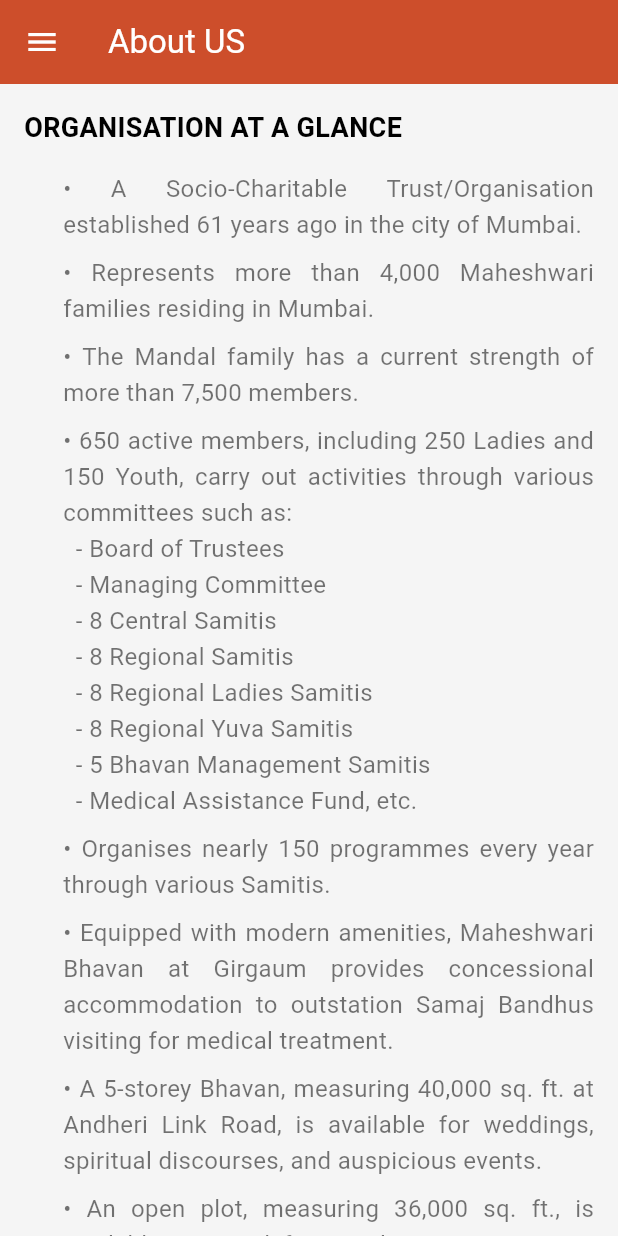
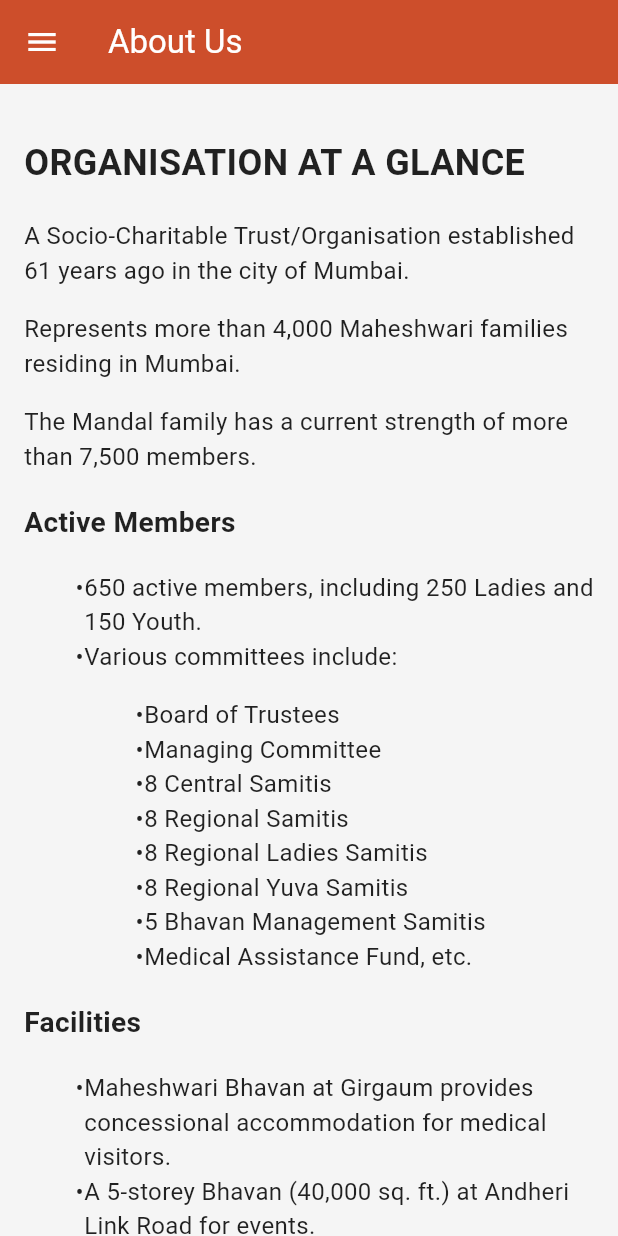
Before and after one commit to KRCodingCaffeine/MPMFlutterApp, a Flutter app: the AboutViewPage screen opened by its route, on a phone screen of 412 x 824 dp. Run offline on Flutter 3.47's test engine with Material 3 defaults, Android fonts, the phone set to English and light mode, and no system bars; our stand-ins replace audioplayers, device_preview, dio, easy_stepper, firebase_core, firebase_messaging and 10 more; accounts and stored records are empty; Roboto replaces fonts that are missing (Ubuntu-Regular.ttf).

Commit message:
About us completed

```diff
--- a/lib/view/condition_about/about_view.dart
+++ b/lib/view/condition_about/about_view.dart
@@ -1,201 +1,117 @@
 import 'package:flutter/material.dart';
+import 'package:flutter_widget_from_html/flutter_widget_from_html.dart';
 import 'package:mpm/utils/AppDrawer.dart';
 import 'package:mpm/utils/color_helper.dart';
 import 'package:mpm/utils/color_resources.dart';
 
-class AboutViewPage extends StatefulWidget {
+class AboutViewPage extends StatelessWidget {
   const AboutViewPage({super.key});
 
   @override
-  State<AboutViewPage> createState() => _AboutViewPageState();
-}
+  Widget build(BuildContext context) {
+    String htmlContent = """
+    <style>
+        body {
+            font-family: Arial, sans-serif;
+            line-height: 1.6;
+            background-color: #f4f4f4;
+            padding: 10px;
+        }
+        h2, h3 {
+            color: #2c3e50;
+            margin-top: 20px;
+        }
+        h2 {
+            font-size: 1.4rem;
+        }
+        h3 {
+            font-size: 1.2rem;
+        }
+        p {
+            font-size: 1rem;
+            color: #333;
+        }
+        ul {
+            padding-left: 20px;
+        }
+        li {
+            font-size: 0.95rem;
+            margin: 8px 0;
+            list-style-type: none;
+            position: relative;
+            padding-left: 20px;
+        }
+        li::before {
+            content: "•";
+            position: absolute;
+            left: 0;
+            color: #2c3e50;
+            font-size: 1.2rem;
+        }
+    </style>
 
-class _AboutViewPageState extends State<AboutViewPage> {
-  @override
-  Widget build(BuildContext context) {
+    <h2>ORGANISATION AT A GLANCE</h2>
+    <div style="margin-left: 20px;">
+      <p>A Socio-Charitable Trust/Organisation established 61 years ago in the city of Mumbai.</p>
+      <p>Represents more than 4,000 Maheshwari families residing in Mumbai.</p>
+      <p>The Mandal family has a current strength of more than 7,500 members.</p>
+    </div>
+
+    <h3>Active Members</h3>
+    <ul>
+      <li>650 active members, including 250 Ladies and 150 Youth.</li>
+      <li>Various committees include:
+        <ul>
+          <li>Board of Trustees</li>
+          <li>Managing Committee</li>
+          <li>8 Central Samitis</li>
+          <li>8 Regional Samitis</li>
+          <li>8 Regional Ladies Samitis</li>
+          <li>8 Regional Yuva Samitis</li>
+          <li>5 Bhavan Management Samitis</li>
+          <li>Medical Assistance Fund, etc.</li>
+        </ul>
+      </li>
+    </ul>
+
+    <h3>Facilities</h3>
+    <ul>
+      <li>Maheshwari Bhavan at Girgaum provides concessional accommodation for medical visitors.</li>
+      <li>A 5-storey Bhavan (40,000 sq. ft.) at Andheri Link Road for events.</li>
+      <li>An open plot (36,000 sq. ft.) at Borivali for social events.</li>
+    </ul>
+
+    <h3>Social Welfare</h3>
+    <ul>
+      <li>Financial assistance through "Radha Krishna Lahoti Smriti Kosh" and "Chikitsa Sahayata Kosh".</li>
+      <li>Relief support for natural calamities (droughts, earthquakes, floods).</li>
+      <li>Loans for education and financial aid through "Videsh Shiksha Kosh".</li>
+      <li>Full student sponsorship via "Student Adoption Scheme".</li>
+    </ul>
+
+    <h3>Communication</h3>
+    <div style="margin-left: 20px;">
+      <p>We connect with 7,500+ members through our monthly magazine – <b>"Saraswani"</b>.</p>
+    </div>
+    """;
+
     return Scaffold(
       backgroundColor: Colors.grey[100],
       appBar: AppBar(
         title: const Text(
-          'About US',
+          'About Us',
           style: TextStyle(color: Colors.white),
         ),
-        backgroundColor: ColorHelperClass.getColorFromHex(ColorResources.logo_color),
+        backgroundColor:
+        ColorHelperClass.getColorFromHex(ColorResources.logo_color),
         iconTheme: const IconThemeData(color: Colors.white),
-
       ),
       drawer: AppDrawer(),
       body: SingleChildScrollView(
         padding: const EdgeInsets.all(16.0),
-        child: Column(
-          crossAxisAlignment: CrossAxisAlignment.start,
-          children: [
-            const Text(
-              'ORGANISATION AT A GLANCE',
-              style: TextStyle(
-                fontSize: 18,
-                fontWeight: FontWeight.bold,
-                color: Colors.black,
-              ),
-            ),
-            const SizedBox(height: 16),
-            // Text Section
-            Padding(
-              padding: const EdgeInsets.only(left: 26.0),
-              child: Column(
-                crossAxisAlignment: CrossAxisAlignment.start,
-                children: [
-                  const Text(
-                    '• A Socio-Charitable Trust/Organisation established 61 years ago in the city of Mumbai.',
-                    style: TextStyle(
-                      fontSize: 16,
-                      color: Colors.black54,
-                      height: 1.5,
-                    ),
-                    textAlign: TextAlign.justify,
-                  ),
-                  const SizedBox(height: 8),
-                  const Text(
-                    '• Represents more than 4,000 Maheshwari families residing in Mumbai.',
-                    style: TextStyle(
-                      fontSize: 16,
-                      color: Colors.black54,
-                      height: 1.5,
-                    ),
-                    textAlign: TextAlign.justify,
-                  ),
-                  const SizedBox(height: 8),
-                  const Text(
-                    '• The Mandal family has a current strength of more than 7,500 members.',
-                    style: TextStyle(
-                      fontSize: 16,
-                      color: Colors.black54,
-                      height: 1.5,
-                    ),
-                    textAlign: TextAlign.justify,
-                  ),
-                  const SizedBox(height: 8),
-                  const Text(
-                    '• 650 active members, including 250 Ladies and 150 Youth, carry out activities through various committees such as:\n'
-                    '  - Board of Trustees\n'
-                    '  - Managing Committee\n'
-                    '  - 8 Central Samitis\n'
-                    '  - 8 Regional Samitis\n'
-                    '  - 8 Regional Ladies Samitis\n'
-                    '  - 8 Regional Yuva Samitis\n'
-                    '  - 5 Bhavan Management Samitis\n'
-                    '  - Medical Assistance Fund, etc.',
-                    style: TextStyle(
-                      fontSize: 16,
-                      color: Colors.black54,
-                      height: 1.5,
-                    ),
-                    textAlign: TextAlign.justify,
-                  ),
-                  const SizedBox(height: 8),
-                  const Text(
-                    '• Organises nearly 150 programmes every year through various Samitis.',
-                    style: TextStyle(
-                      fontSize: 16,
-                      color: Colors.black54,
-                      height: 1.5,
-                    ),
-                    textAlign: TextAlign.justify,
-                  ),
-                  const SizedBox(height: 8),
-                  const Text(
-                    '• Equipped with modern amenities, Maheshwari Bhavan at Girgaum provides concessional accommodation to outstation Samaj Bandhus visiting for medical treatment.',
-                    style: TextStyle(
-                      fontSize: 16,
-                      color: Colors.black54,
-                      height: 1.5,
-                    ),
-                    textAlign: TextAlign.justify,
-                  ),
-                  const SizedBox(height: 8),
-                  const Text(
-                    '• A 5-storey Bhavan, measuring 40,000 sq. ft. at Andheri Link Road, is available for weddings, spiritual discourses, and auspicious events.',
-                    style: TextStyle(
-                      fontSize: 16,
-                      color: Colors.black54,
-                      height: 1.5,
-                    ),
-                    textAlign: TextAlign.justify,
-                  ),
-                  const SizedBox(height: 8),
-                  const Text(
-                    '• An open plot, measuring 36,000 sq. ft., is available at Borivali for social events.',
-                    style: TextStyle(
-                      fontSize: 16,
-                      color: Colors.black54,
-                      height: 1.5,
-                    ),
-                    textAlign: TextAlign.justify,
-                  ),
-                  const SizedBox(height: 8),
-                  const Text(
-                    '• Provides assistance to underprivileged members through the "Radha Krishna Lahoti Smriti Kosh."',
-                    style: TextStyle(
-                      fontSize: 16,
-                      color: Colors.black54,
-                      height: 1.5,
-                    ),
-                    textAlign: TextAlign.justify,
-                  ),
-                  const SizedBox(height: 8),
-                  const Text(
-                    '• Offers financial assistance for medical purposes through the "Chikitsa Sahayata Kosh."',
-                    style: TextStyle(
-                      fontSize: 16,
-                      color: Colors.black54,
-                      height: 1.5,
-                    ),
-                    textAlign: TextAlign.justify,
-                  ),
-                  const SizedBox(height: 8),
-                  const Text(
-                    '• Provides support to those affected by natural calamities such as droughts, earthquakes, and floods.',
-                    style: TextStyle(
-                      fontSize: 16,
-                      color: Colors.black54,
-                      height: 1.5,
-                    ),
-                    textAlign: TextAlign.justify,
-                  ),
-                  const SizedBox(height: 8),
-                  const Text(
-                    '• Distributes loans for educational purposes and financial aid for students going abroad through the "Videsh Shiksha Kosh."',
-                    style: TextStyle(
-                      fontSize: 16,
-                      color: Colors.black54,
-                      height: 1.5,
-                    ),
-                    textAlign: TextAlign.justify,
-                  ),
-                  const SizedBox(height: 8),
-                  const Text(
-                    '• Fully sponsors students’ education under the "Student Adoption Scheme."',
-                    style: TextStyle(
-                      fontSize: 16,
-                      color: Colors.black54,
-                      height: 1.5,
-                    ),
-                    textAlign: TextAlign.justify,
-                  ),
-                  const SizedBox(height: 8),
-                  const Text(
-                    '• Communicates with its 7,500+ members through the Mandal’s monthly magazine – "Saraswani."',
-                    style: TextStyle(
-                      fontSize: 16,
-                      color: Colors.black54,
-                      height: 1.5,
-                    ),
-                    textAlign: TextAlign.justify,
-                  ),
-                ],
-              ),
-            ),
-          ],
+        child: HtmlWidget(
+          htmlContent,
+          textStyle: const TextStyle(fontSize: 16, color: Colors.black87),
         ),
       ),
     );
```
